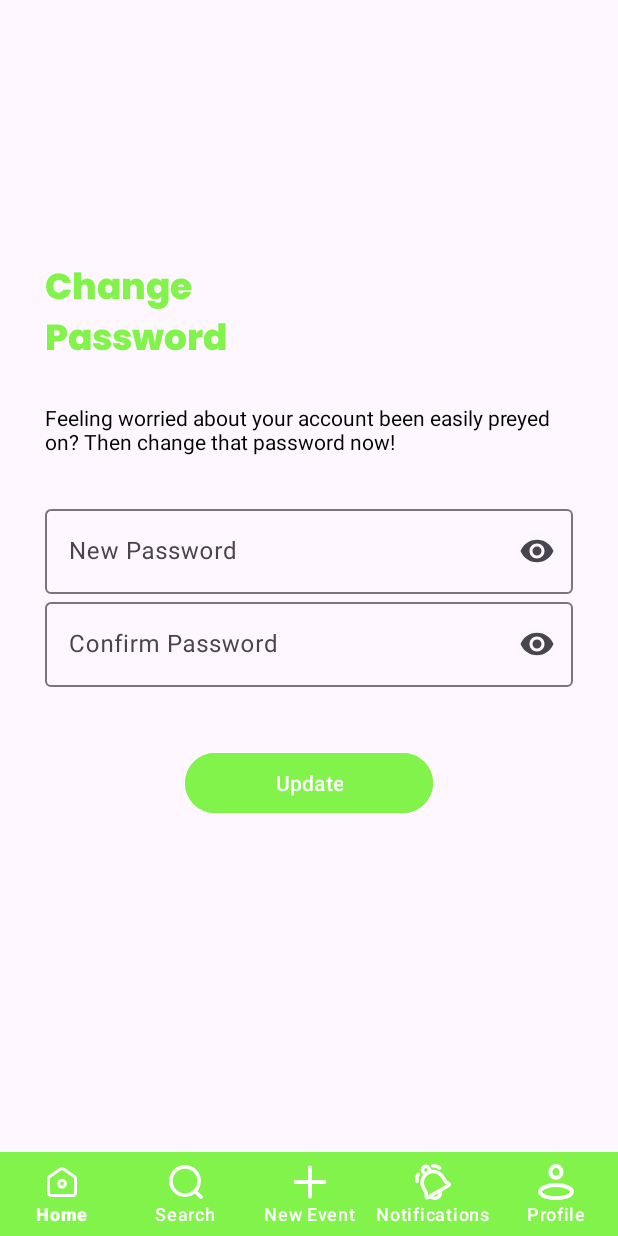
After one commit to ZZhanserik/sportifyD, an Android app: the ChangePasswordFragment screen opened through its navigation route, on a phone screen of 412 x 824 dp. The commit adds this screen. Run offline under Robolectric (Android 15) with nearby library versions, the phone set to English and light mode, and no system bars; our stand-ins replace Firebase (no records; nobody signed in at launch, a user with empty details on screens opened directly), navigation-ui; 1 statement that could not run was skipped.

Commit message:
Update Password Screen

```diff
--- a/app/src/main/java/com/example/sportifyd/presentation/HomeFragment.kt
+++ b/app/src/main/java/com/example/sportifyd/presentation/home/HomeFragment.kt
@@ -1,4 +1,4 @@
-package com.example.sportifyd.presentation
+package com.example.sportifyd.presentation.home
 
 import PopularOrganizersAdapter
 import android.os.Bundle
@@ -12,7 +12,7 @@ import androidx.lifecycle.ViewModelProvider
 import com.example.sportifyd.databinding.FragmentHomeBinding
 import com.example.sportifyd.entity.SportEvent
 import com.example.sportifyd.entity.User
-import com.example.sportifyd.presentation.home.HomeViewModel
+import com.example.sportifyd.presentation.EventDetailsBottomSheet
 import com.example.sportifyd.presentation.home.adapter.PopularEventViewHolder
 import com.example.sportifyd.presentation.home.adapter.PopularEventAdapter
 import com.example.sportifyd.presentation.home.adapter.PopularOrganizers
--- /dev/null
+++ b/app/src/main/java/com/example/sportifyd/presentation/profile/ChangePasswordFragment.kt
@@ -0,0 +1,76 @@
+package com.example.sportifyd.presentation.profile
+
+import android.os.Bundle
+import android.util.Log
+import android.view.LayoutInflater
+import android.view.View
+import android.view.ViewGroup
+import android.widget.Toast
+import androidx.fragment.app.Fragment
+import com.example.sportifyd.data.Service
+import com.example.sportifyd.databinding.FragmentChangePasswordBinding
+
+class ChangePasswordFragment : Fragment() {
+
+    private var _binding: FragmentChangePasswordBinding? = null
+    private val binding get() = _binding!!
+
+    override fun onCreateView(
+        inflater: LayoutInflater,
+        container: ViewGroup?,
+        savedInstanceState: Bundle?
+    ): View {
+
+        _binding = FragmentChangePasswordBinding.inflate(inflater, container, false)
+        val root: View = binding.root
+
+        return root
+    }
+
+
+    override fun onViewCreated(view: View, savedInstanceState: Bundle?) {
+        invalidate()
+    }
+
+    private fun invalidate() {
+        val user = Service.getCurrentUser()
+
+        binding.run {
+
+            button.setOnClickListener {
+                val newPassword = newPasswordEditText.text.toString()
+                val confirmPassword = newPasswordConfirmEditText.text.toString()
+
+                if (newPassword.isNotBlank() && newPassword == confirmPassword) {
+                    user?.updatePassword(newPassword)
+                        ?.addOnCompleteListener { task ->
+                            if (task.isSuccessful) {
+
+                                // Пароль успешно обновлен
+                                "Password updated"
+
+                                Log.d("TAG", "Password updated")
+                            } else {
+                                Toast.makeText(
+                                    requireContext(),
+                                    "Failed to update password: ${task.exception?.message}",
+                                    Toast.LENGTH_SHORT,
+                                ).show()
+                                // Возникла ошибка при обновлении пароля
+                                Log.d(
+                                    "TAG",
+                                    "Failed to update password: ${task.exception?.message}"
+                                )
+                            }
+                        }
+                } else {
+                    Toast.makeText(
+                        requireContext(),
+                        "fill all fields",
+                        Toast.LENGTH_SHORT,
+                    ).show()
+                }
+            }
+        }
+    }
+}
--- a/app/src/main/java/com/example/sportifyd/presentation/profile/ProfileFragment.kt
+++ b/app/src/main/java/com/example/sportifyd/presentation/profile/ProfileFragment.kt
@@ -64,6 +64,11 @@ class ProfileFragment : Fragment() {
             accountInformation.setOnClickListener {
                 navController.navigate(R.id.action_navigation_profile_to_accountInformationFragment)
             }
+
+            changePassword.setOnClickListener {
+                navController.navigate(R.id.action_navigation_profile_to_changePasswordFragment)
+            }
+
 
             logoutButton.setOnClickListener {
                 sharedPreferences?.edit()?.clear()?.apply()
--- /dev/null
+++ b/app/src/main/res/layout/fragment_change_password.xml
@@ -0,0 +1,70 @@
+<?xml version="1.0" encoding="utf-8"?>
+<LinearLayout xmlns:android="http://schemas.android.com/apk/res/android"
+    android:layout_width="match_parent"
+    android:layout_height="match_parent"
+    xmlns:app="http://schemas.android.com/apk/res-auto"
+    android:layout_margin="30dp"
+    android:gravity="center"
+    android:orientation="vertical"
+    android:paddingBottom="50dp">
+
+    <TextView
+        android:id="@+id/textView8"
+        android:layout_width="match_parent"
+        android:layout_height="wrap_content"
+        android:fontFamily="@font/poppins_extrabold"
+        android:text="Change \nPassword"
+        android:textColor="@color/green1"
+        android:textSize="24sp" />
+
+    <TextView
+        android:id="@+id/textView11"
+        android:layout_width="match_parent"
+        android:layout_height="wrap_content"
+        android:layout_marginTop="20dp"
+        android:layout_marginBottom="30dp"
+        android:text="Feeling worried about your account been easily preyed on? Then change that password now!"
+        android:textColor="@color/black" />
+
+    <com.google.android.material.textfield.TextInputLayout
+        android:layout_width="match_parent"
+        android:layout_height="wrap_content"
+        app:endIconMode="password_toggle">
+
+        <com.google.android.material.textfield.TextInputEditText
+            android:id="@+id/new_password_edit_text"
+            android:layout_width="match_parent"
+            android:layout_height="wrap_content"
+            android:hint="New Password"
+            android:ems="10"
+            android:inputType="textPassword"/>
+
+    </com.google.android.material.textfield.TextInputLayout>
+
+    <com.google.android.material.textfield.TextInputLayout
+        android:layout_width="match_parent"
+        android:layout_height="wrap_content"
+        app:endIconMode="password_toggle">
+
+        <com.google.android.material.textfield.TextInputEditText
+            android:id="@+id/new_password_confirm_edit_text"
+            android:layout_width="match_parent"
+            android:layout_height="wrap_content"
+            android:hint="Confirm Password"
+            android:ems="10"
+            android:inputType="textPassword"/>
+
+    </com.google.android.material.textfield.TextInputLayout>
+
+
+    <Button
+        android:layout_marginTop="40dp"
+        android:id="@+id/button"
+        android:layout_width="wrap_content"
+        android:layout_height="wrap_content"
+        android:backgroundTint="@color/green1"
+        android:paddingHorizontal="60dp"
+        android:text="Update" />
+
+
+</LinearLayout>
--- a/app/src/main/res/layout/fragment_home.xml
+++ b/app/src/main/res/layout/fragment_home.xml
@@ -5,7 +5,7 @@
     android:layout_width="match_parent"
     android:layout_height="match_parent"
     android:orientation="vertical"
-    tools:context=".presentation.HomeFragment">
+    tools:context=".presentation.home.HomeFragment">
 
     <LinearLayout
         android:layout_width="match_parent"
--- a/app/src/main/res/layout/fragment_profile.xml
+++ b/app/src/main/res/layout/fragment_profile.xml
@@ -265,6 +265,7 @@
         </LinearLayout>
 
         <LinearLayout
+            android:id="@+id/change_password"
             android:layout_width="match_parent"
             android:layout_height="wrap_content"
             android:layout_marginTop="16dp"
--- a/app/src/main/res/navigation/mobile_navigation.xml
+++ b/app/src/main/res/navigation/mobile_navigation.xml
@@ -4,32 +4,27 @@
     xmlns:tools="http://schemas.android.com/tools"
     android:id="@+id/mobile_navigation"
     app:startDestination="@+id/navigation_home">
-
     <fragment
         android:id="@+id/navigation_home"
-        android:name="com.example.sportify.presentation.home.HomeFragment"
+        android:name="com.example.sportifyd.presentation.home.HomeFragment"
         android:label="@string/title_home"
         tools:layout="@layout/fragment_home" />
-
     <fragment
         android:id="@+id/navigation_search"
         android:name="com.example.sportifyd.presentation.SearchFragment"
         android:label="@string/title_search"
         tools:layout="@layout/fragment_search" >
     </fragment>
-
     <fragment
         android:id="@+id/navigation_new_contest"
-        android:name="com.example.sportify.presentation.newcontest.NewContestFragment"
+        android:name="com.example.sportifyd.presentation.NewContestFragment"
         android:label="@string/title_new_contest"
         tools:layout="@layout/fragment_new_contest" />
-
     <fragment
         android:id="@+id/navigation_notifications"
-        android:name="com.example.sportify.presentation.notifications.NotificationsFragment"
+        android:name="com.example.sportifyd.presentation.NotificationsFragment"
         android:label="@string/title_notifications"
         tools:layout="@layout/fragment_notifications" />
-
     <fragment
         android:id="@+id/navigation_profile"
         android:name="com.example.sportifyd.presentation.profile.ProfileFragment"
@@ -38,13 +33,23 @@
         <action
             android:id="@+id/action_navigation_profile_to_accountInformationFragment"
             app:destination="@id/accountInformationFragment" />
+        <action
+            android:id="@+id/action_navigation_profile_to_changePasswordFragment"
+            app:destination="@id/changePasswordFragment" />
+
+
     </fragment>
 
     <fragment
         android:id="@+id/accountInformationFragment"
-        android:name="com.example.sportify.presentation.profile.AccountInformationFragment"
+        android:name="com.example.sportifyd.presentation.profile.AccountInformationFragment"
         android:label="Edit Account Info"
         tools:layout="@layout/fragment_account_edit" />
 
+    <fragment
+        android:id="@+id/changePasswordFragment"
+        android:name="com.example.sportifyd.presentation.profile.ChangePasswordFragment"
+        android:label="Change Password"
+        tools:layout="@layout/fragment_change_password" />
 
 </navigation>
```
Also changed, not shown: app/src/main/java/com/example/sportifyd/presentation/NotificationsFragment.kt (+2 -32 lines), app/src/main/res/layout/fragment_notifications.xml (+1 -35 lines).
